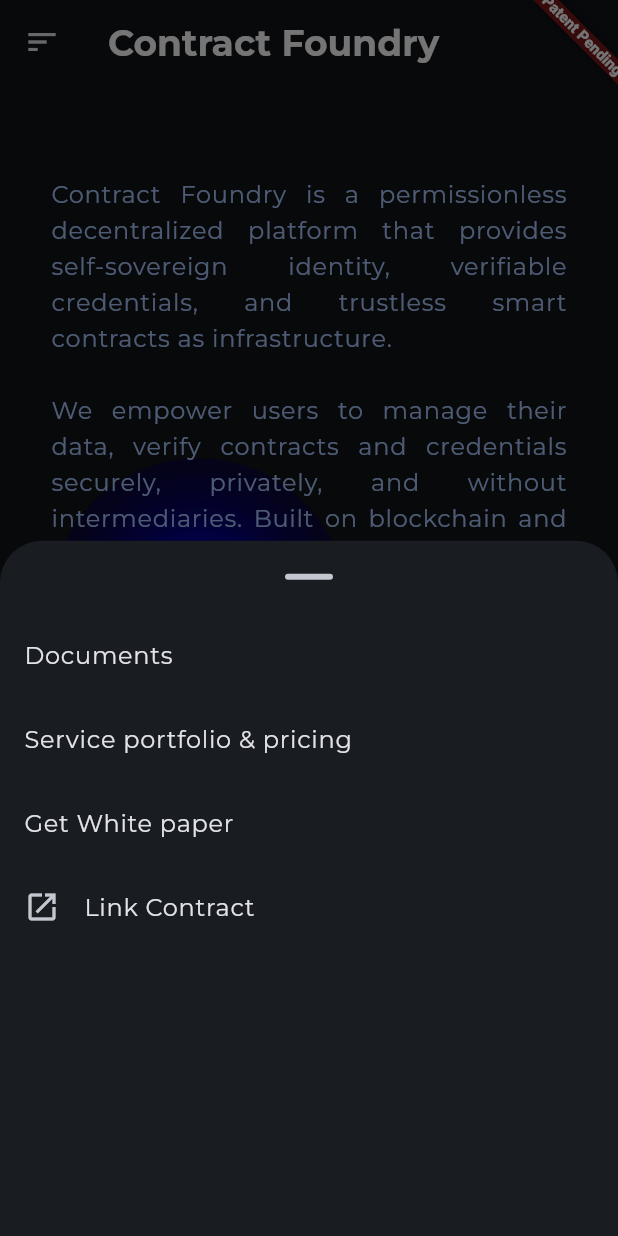
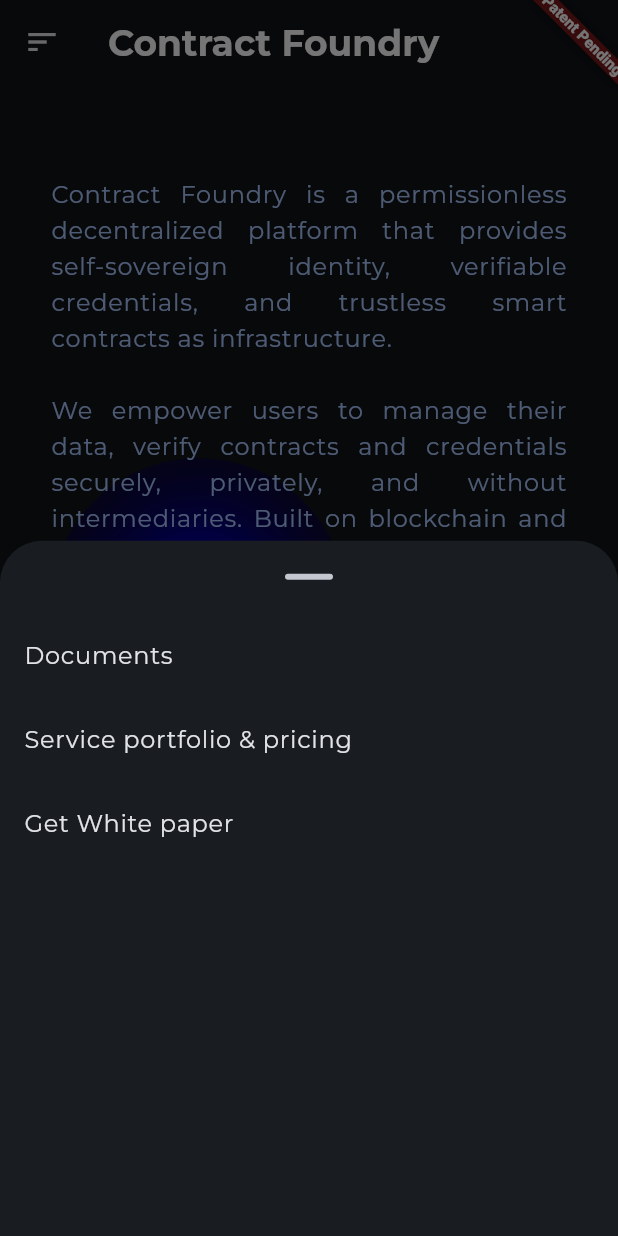
Before and after one commit to hassan-qasemi/contract_foundry_landing, a Flutter app: the screen it shows after launch, scrolled down 576 dp, after a tap on the "sort" icon, on a phone screen of 412 x 824 dp. Run offline on Flutter 3.47's test engine with Material 3 defaults, Android fonts, the light colour scheme and no system bars; our stand-ins replace flutter_markdown, go_router, google_fonts, lottie; missing offline and left inert: dart:html, iconify_flutter.

Commit message:
remove link contract button

```diff
--- a/lib/pages/landing_page_view/desktop.dart
+++ b/lib/pages/landing_page_view/desktop.dart
@@ -22,13 +22,13 @@ class LandingPageDesktop extends StatelessWidget {
         surfaceTintColor: Colors.transparent,
         elevation: 0,
         actions: [
-          TextButton.icon(
-            onPressed: () {
-              context.goNamed('contract_loader_page');
-            },
-            label: Text('Link contract'),
-            icon: const Icon(Icons.launch_outlined),
-          ),
+          // TextButton.icon(
+          //   onPressed: () {
+          //     context.goNamed('contract_loader_page');
+          //   },
+          //   label: Text('Link contract'),
+          //   icon: const Icon(Icons.launch_outlined),
+          // ),
           TextButton(
               onPressed: () async {
                 await launchUrlString(Links.serviceprofLink);
--- a/lib/pages/landing_page_view/mobile.dart
+++ b/lib/pages/landing_page_view/mobile.dart
@@ -54,13 +54,13 @@ class LandingPageMobile extends StatelessWidget {
                                 await launchUrlString(Links.whitePaperLink);
                               },
                             ),
-                            ListTile(
-                              leading: const Icon(Icons.launch_outlined),
-                              title: Text('Link Contract'),
-                              onTap: () {
-                                context.goNamed('contract_loader_page');
-                              },
-                            ),
+                            // ListTile(
+                            //   leading: const Icon(Icons.launch_outlined),
+                            //   title: Text('Link Contract'),
+                            //   onTap: () {
+                            //     context.goNamed('contract_loader_page');
+                            //   },
+                            // ),
                           ],
                         ));
               },
```
Also changed, not shown: 1 other file.
